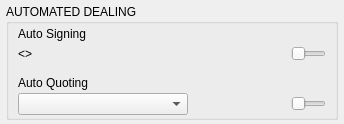
The window that BlockSettleUILib/Trading/AutoSignQuoteWidget.ui (BlockSettle/terminal) describes before a commit, drawn with Qt 5.
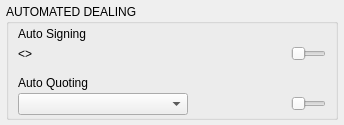
The same window after the commit. Custom widgets are drawn as their Qt base class.

Diff of the .ui file:
```diff
--- a/BlockSettleUILib/Trading/AutoSignQuoteWidget.ui
+++ b/BlockSettleUILib/Trading/AutoSignQuoteWidget.ui
@@ -17,7 +17,7 @@
     <x>0</x>
     <y>0</y>
     <width>344</width>
-    <height>124</height>
+    <height>125</height>
    </rect>
   </property>
   <property name="sizePolicy">
```
Left out of the diff: 12 changed lines with no effect on the pictures.
